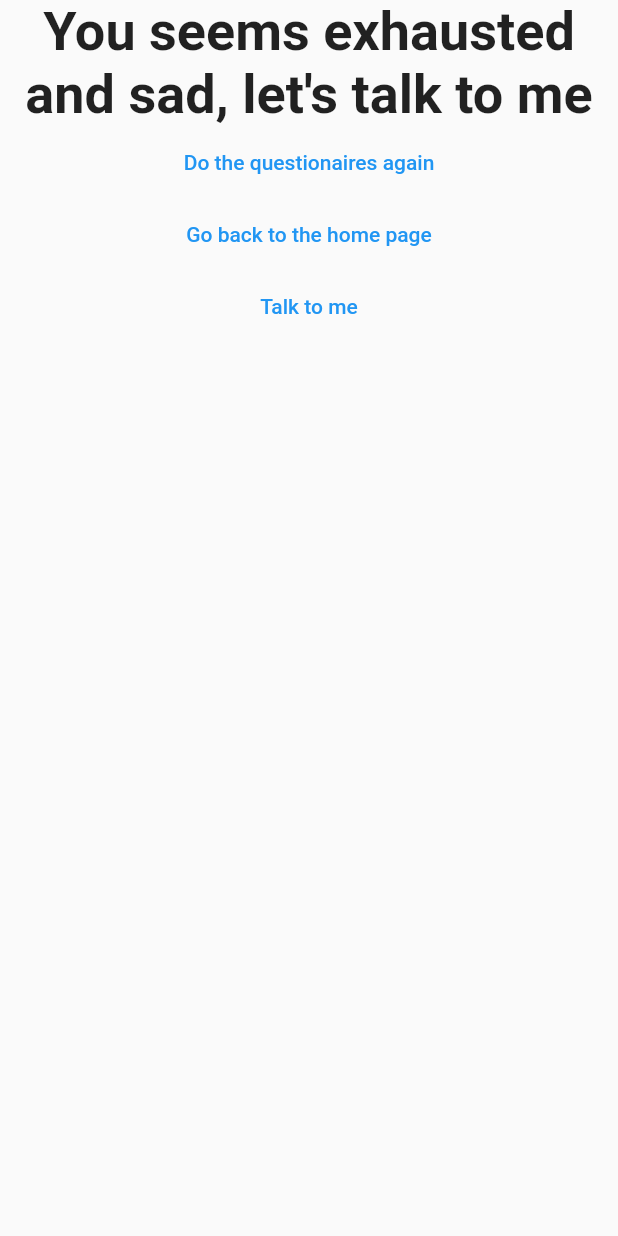
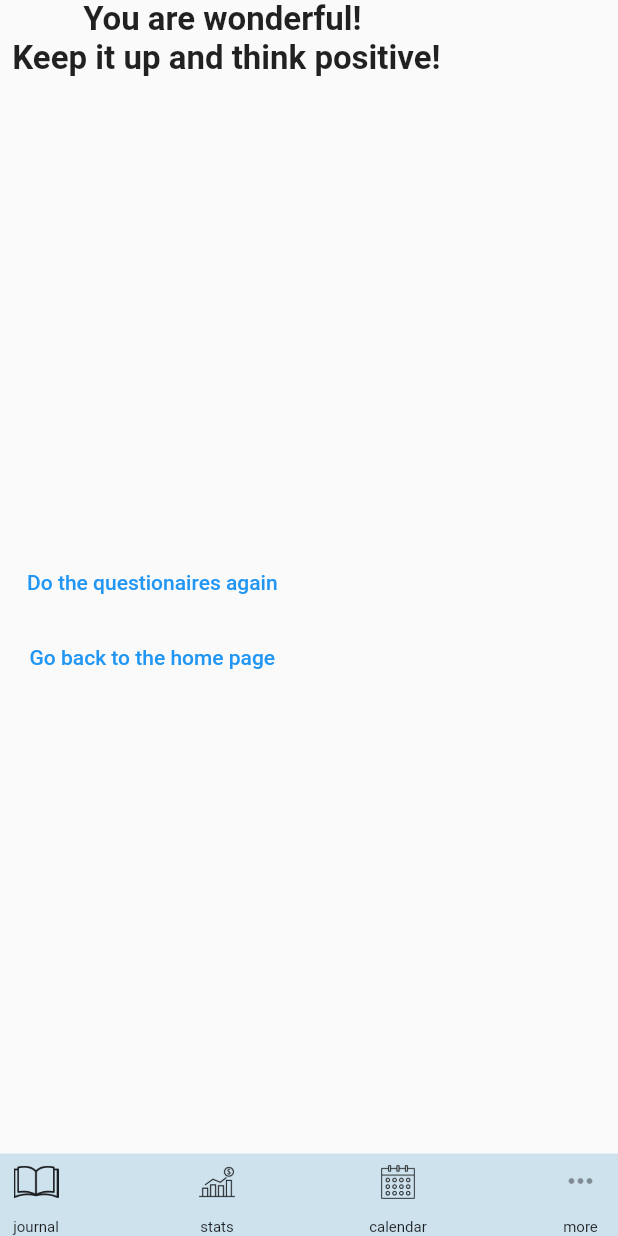
Before and after one commit to garytang75/MindCue, a Flutter app: the Results widget shown alone on an empty page, opened directly with empty values, on a phone screen of 412 x 824 dp. Run offline on Flutter 3.47's test engine with Material 2 defaults, Android fonts, the phone set to English and light mode, and no system bars; our stand-ins replace fluttertoast, table_calendar; missing offline and left inert: amplify_api, amplify_auth_cognito, amplify_core, amplify_flutter.

```diff
--- a/lib/models/results.dart
+++ b/lib/models/results.dart
@@ -1,37 +1,37 @@
 import 'package:flutter/material.dart';
+import 'package:flutter_auth2/widgets/bottom_app_bar.dart';
 
+var resultT = "";
 class Results extends StatelessWidget {
-  final int resultScore;
+  final String resultTip;
   final Function resetHandler;
   final Function goMain;
 
-  Results(this.resultScore, this.resetHandler, this.goMain);
+  Results(this.resultTip, this.resetHandler, this.goMain);
 
-  String get resultPhrase {
+  String get resultPhrase{
     String resultText;
-    if (resultScore <= 15) {
-      resultText = 'You seems exhausted and sad, let\'s talk to me';
-    } else if (resultScore <= 25) {
-      resultText = 'You seems ok, think positive!';
-    } else if (resultScore <= 30) {
-      resultText = 'You are wonderful keep it up';
-    } else {
-      resultText = 'You are defintely well!';
-    }
-    return resultText;
+    resultText = 'You are wonderful! \n Keep it up and think positive! \n '; //'Would you like to get a tip based on your answers?\n'
+    // print("resultTip: " + resultTip);
+    return resultText + resultTip;
   }
 
   @override
   Widget build(BuildContext context) {
     return Center(
-        child: Column(
+        child: Stack(
           children: [
         Text(
         resultPhrase,
-          style: TextStyle(fontSize: 36, fontWeight: FontWeight.bold),
+          style: TextStyle(fontSize: 22, fontWeight: FontWeight.bold),
           textAlign: TextAlign.center,
         ),
+
+              Column(
+                mainAxisAlignment: MainAxisAlignment.center,
+              children: [
               FlatButton(
+                padding: const EdgeInsets.all(18.0),
                 child: Text('Do the questionaires again'),
                 textColor: Colors.blue,
                 onPressed: resetHandler,
@@ -41,13 +41,21 @@ class Results extends StatelessWidget {
                 textColor: Colors.blue,
                 onPressed: goMain,
               ),
-        FlatButton(
-            child: Text('Talk to me'),
-            textColor: Colors.blue,
-            onPressed: () {
-              print('text widgets');
-            })
+              ]),
+
+            //Bottom App Bar
+            BottomApp(),
+           //TODO add circular button in center(just like home page) with home icon that redirects to home
           ],
-    ));
+        ),
+      // ],
+        // FlatButton(
+        //     child: Text('Talk to me'),
+        //     textColor: Colors.blue,
+        //     onPressed: () {
+        //       print('text widgets');
+        //     })
+      // ],
+    );
   }
 }
--- a/lib/page/home_page.dart
+++ b/lib/page/home_page.dart
@@ -12,7 +12,6 @@ class HomePage extends StatelessWidget {
   Widget build(BuildContext context) {
     return Scaffold(
       appBar: AppBar(
-        // leading: new Icon(Icons.face, color: Colors.black),
         leading: Row(
           mainAxisAlignment: MainAxisAlignment.end,
           children: <Widget>[
@@ -34,6 +33,7 @@ class HomePage extends StatelessWidget {
           BottomApp(),
           //CircularAnimation Widget
           CircularAnimation(),
+
         ],
       )),
     );
```
Also changed, not shown: lib/page/questionnaires_page.dart (+61 -2 lines). Lines whose indentation alone changed are shown as unchanged.
